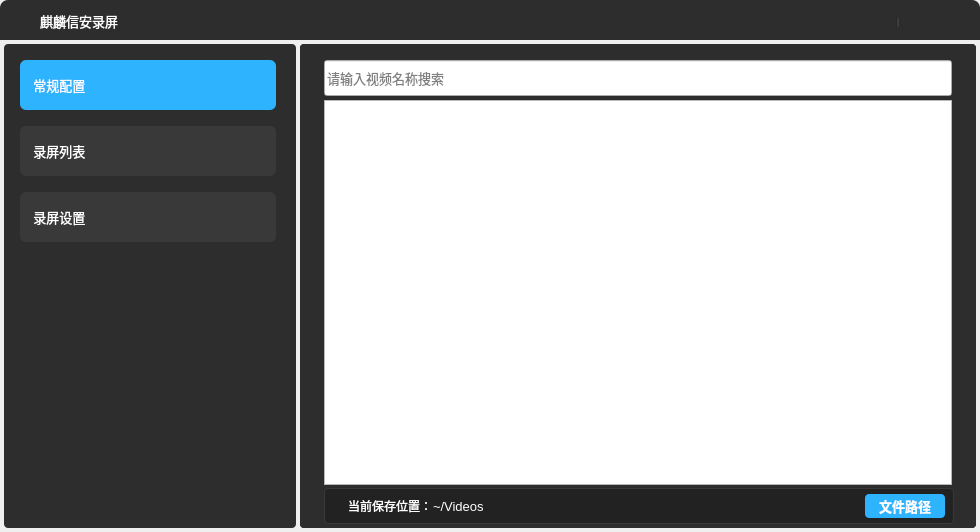
The window that src/ui/ks-vaudit-record/src/widget.ui (openeuler-mirror/ks-vaudit) describes before a commit, drawn with Qt 5.
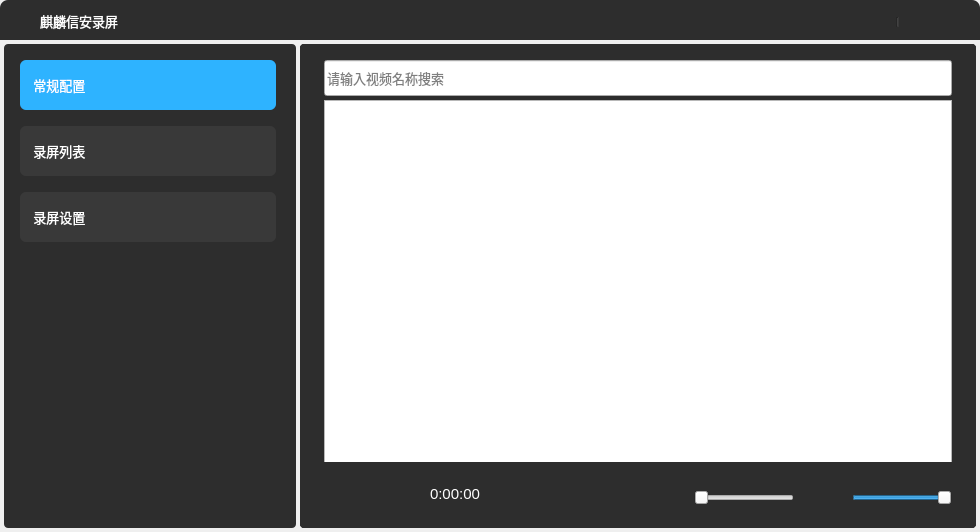
The same window after the commit. Icons and pictures are not drawn.

Patch:
```diff
--- a/src/ui/ks-vaudit-record/src/widget.ui
+++ b/src/ui/ks-vaudit-record/src/widget.ui
@@ -553,7 +553,7 @@
      <widget class="QLabel" name="timeStamp">
       <property name="geometry">
        <rect>
-        <x>120</x>
+        <x>130</x>
         <y>20</y>
         <width>90</width>
         <height>24</height>
@@ -569,7 +569,7 @@
 </string>
       </property>
       <property name="text">
-       <string>00:00:00</string>
+       <string>0:00:00</string>
       </property>
      </widget>
      <widget class="QSlider" name="audioSlider">
@@ -1279,9 +1279,9 @@
     </widget>
     <zorder>SideBar</zorder>
     <zorder>NormalBody</zorder>
-    <zorder>NormalFooterBar</zorder>
     <zorder>ConfigBody</zorder>
     <zorder>ListBody</zorder>
+    <zorder>NormalFooterBar</zorder>
    </widget>
   </widget>
  </widget>
```
